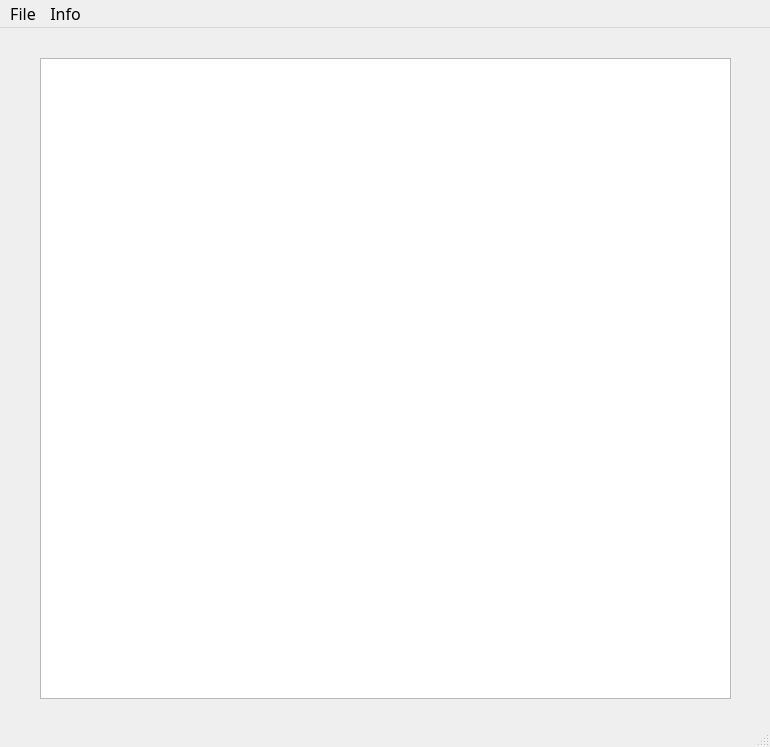
J05hr/BlackMagic, file BlackMagicPy/layouts/dataViewWindow.ui: the form before one commit.
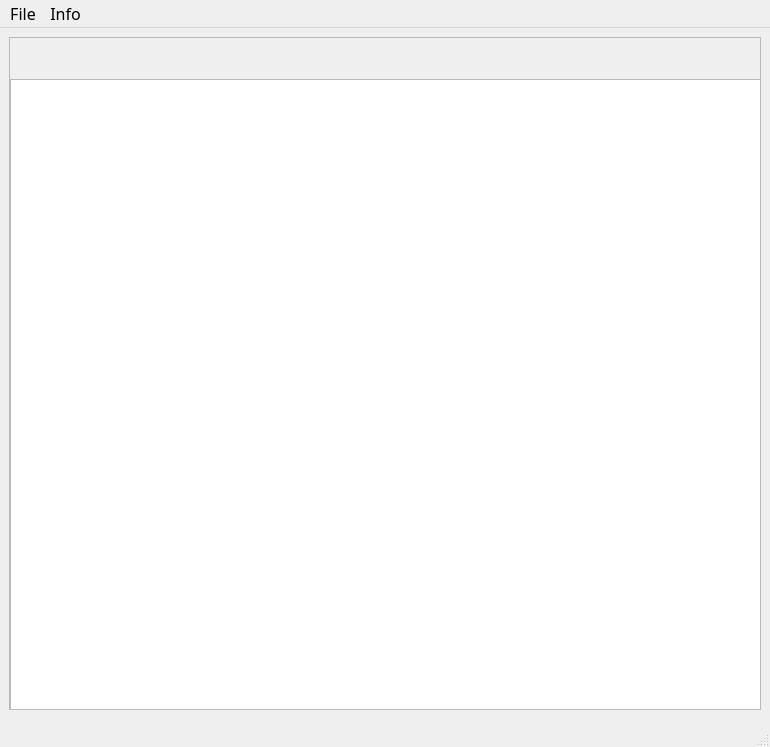
The form after the commit.

```diff
--- a/BlackMagicPy/layouts/dataViewWindow.ui
+++ b/BlackMagicPy/layouts/dataViewWindow.ui
@@ -20,39 +20,56 @@
    <string>Data View</string>
   </property>
   <widget class="QWidget" name="centralwidget">
-   <widget class="QScrollArea" name="scrollArea">
-    <property name="geometry">
-     <rect>
-      <x>40</x>
-      <y>30</y>
-      <width>691</width>
-      <height>641</height>
-     </rect>
+   <layout class="QVBoxLayout" name="verticalLayout">
+    <item>
+     <widget class="QScrollArea" name="dataViewScrollArea">
+      <property name="sizePolicy">
+       <sizepolicy hsizetype="MinimumExpanding" vsizetype="MinimumExpanding">
+        <horstretch>0</horstretch>
+        <verstretch>0</verstretch>
+       </sizepolicy>
+      </property>
+      <property name="frameShadow">
+       <enum>QFrame::Plain</enum>
+      </property>
+      <property name="sizeAdjustPolicy">
+       <enum>QAbstractScrollArea::AdjustToContentsOnFirstShow</enum>
     </property>
     <property name="widgetResizable">
      <bool>true</bool>
     </property>
+      <property name="alignment">
+       <set>Qt::AlignCenter</set>
+      </property>
     <widget class="QWidget" name="scrollAreaWidgetContents">
      <property name="geometry">
       <rect>
        <x>0</x>
        <y>0</y>
-       <width>689</width>
-       <height>639</height>
-      </rect>
-     </property>
-     <widget class="QTreeView" name="treeView">
+         <width>750</width>
+         <height>681</height>
+        </rect>
+       </property>
+       <property name="sizePolicy">
+        <sizepolicy hsizetype="MinimumExpanding" vsizetype="MinimumExpanding">
+         <horstretch>0</horstretch>
+         <verstretch>0</verstretch>
+        </sizepolicy>
+       </property>
+       <widget class="QTreeView" name="stocksTreeView">
       <property name="geometry">
        <rect>
-        <x>-5</x>
-        <y>-9</y>
-        <width>701</width>
-        <height>651</height>
+          <x>0</x>
+          <y>41</y>
+          <width>751</width>
+          <height>641</height>
        </rect>
       </property>
      </widget>
     </widget>
    </widget>
+    </item>
+   </layout>
   </widget>
   <widget class="QMenuBar" name="menubar">
    <property name="geometry">
```
Lines whose indentation alone changed are shown as unchanged.
